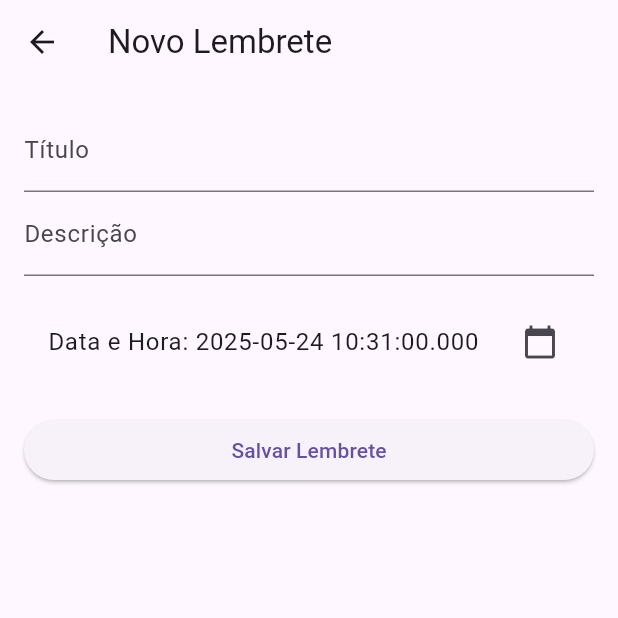
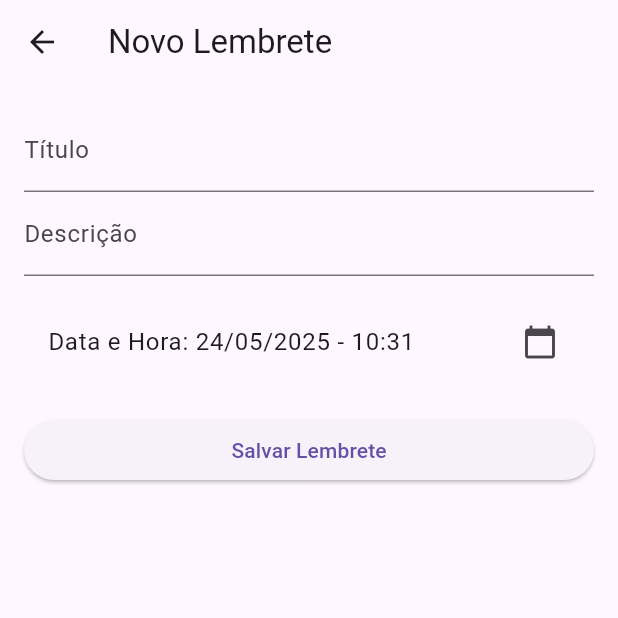
Before and after one commit to lucassdantas/lembra.me, a Flutter app: the screen it shows after launch, after a tap on the "add" icon, on a phone screen of 412 x 824 dp, the top half of it. Run offline on Flutter 3.47's test engine with Material 3 defaults, Android fonts, the phone set to English and light mode, and no system bars; our stand-ins replace flutter_local_notifications, timezone.

Commit message:
format date to brazilian pattern

```diff
--- a/lib/main.dart
+++ b/lib/main.dart
@@ -22,6 +22,7 @@ class MyApp extends StatelessWidget {
       title: 'Lembra-me',
       theme: ThemeData(primarySwatch: Colors.teal),
       home: const ReminderListPage(),
+      debugShowCheckedModeBanner: false,
     );
   }
 }
--- a/lib/models/Reminder.dart
+++ b/lib/models/Reminder.dart
@@ -1,3 +1,5 @@
+import 'package:lembra_me/utils/DateUtils.dart';
+
 class Reminder {
   final int id;
   String title;
@@ -5,4 +7,6 @@ class Reminder {
   DateTime dateTime;
 
   Reminder({required this.id, required this.title, required this.description, required this.dateTime});
+
+  String get formattedDate => DateUtilsHelper.formatDateTime(dateTime);
 }
--- a/lib/screens/ReminderFormPage.dart
+++ b/lib/screens/ReminderFormPage.dart
@@ -1,5 +1,6 @@
 import 'package:flutter/material.dart';
 import 'package:lembra_me/models/Reminder.dart';
+import 'package:lembra_me/utils/DateUtils.dart';
 
 class ReminderFormPage extends StatefulWidget {
   const ReminderFormPage({super.key});
@@ -72,7 +73,7 @@ class _ReminderFormPageState extends State<ReminderFormPage> {
               ),
               const SizedBox(height: 16),
               ListTile(
-                title: Text('Data e Hora: ${_dateTime.toString()}'),
+                title: Text('Data e Hora: ${DateUtilsHelper.formatDateTime(_dateTime)}'),
                 trailing: const Icon(Icons.calendar_today),
                 onTap: _pickDateTime,
               ),
--- a/lib/screens/ReminderListPage.dart
+++ b/lib/screens/ReminderListPage.dart
@@ -38,7 +38,7 @@ class _ReminderListPageState extends State<ReminderListPage> {
           final r = _reminders[i];
           return ListTile(
             title: Text(r.title),
-            subtitle: Text('${r.description}\n${r.dateTime}'),
+            subtitle: Text('${r.description}\n${r.formattedDate}'),
             isThreeLine: true,
             trailing: IconButton(icon: const Icon(Icons.delete), onPressed: () => _deleteReminder(r)),
           );
--- /dev/null
+++ b/lib/utils/DateUtils.dart
@@ -0,0 +1,7 @@
+import 'package:intl/intl.dart';
+
+class DateUtilsHelper {
+  static String formatDateTime(DateTime dateTime) {
+    return DateFormat('dd/MM/yyyy - HH:mm').format(dateTime);
+  }
+}
--- a/pubspec.yaml
+++ b/pubspec.yaml
@@ -37,7 +37,7 @@ dependencies:
   flutter_local_notifications: ^17.0.0
   intl: ^0.19.0
   timezone: ^0.9.4
-
+  permission_handler: ^12.0.0+1
 dev_dependencies:
   flutter_test:
     sdk: flutter
```
Also changed, not shown: pubspec.lock, 2 other files.
